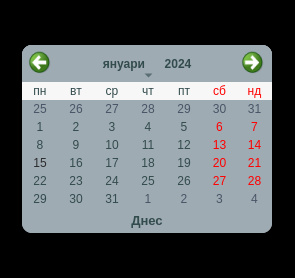
First picture: the form in app/ui/widgets/customCalendarDialog.ui, repository DevilPhp/WorkSalary.v01, before the edit.
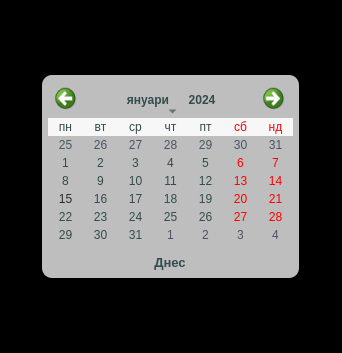
Second picture: the form after the edit. Icons and pictures are not drawn.

Patch:
```diff
--- a/app/ui/widgets/customCalendarDialog.ui
+++ b/app/ui/widgets/customCalendarDialog.ui
@@ -6,8 +6,8 @@
    <rect>
     <x>0</x>
     <y>0</y>
-    <width>295</width>
-    <height>278</height>
+    <width>342</width>
+    <height>353</height>
    </rect>
   </property>
   <property name="sizePolicy">
@@ -32,7 +32,7 @@
    <string notr="true">*{
 	font-family: &quot;Segoe UI&quot;;
 	border-radius: 10px;
-	background-color: #9fabb3;
+	background-color: #bebebe;
 	padding: 0;
 	margin: 0;
 	color: #324b4c;
@@ -45,7 +45,7 @@
 
 }
 #mainWidget{
-	background-color: #9fabb3;
+	background-color: #bebebe;
 }</string>
   </property>
   <layout class="QVBoxLayout" name="verticalLayout_2">
@@ -80,25 +80,25 @@
      </property>
      <property name="maximumSize">
       <size>
-       <width>250</width>
-       <height>235</height>
+       <width>260</width>
+       <height>245</height>
       </size>
      </property>
      <layout class="QVBoxLayout" name="verticalLayout">
       <property name="spacing">
-       <number>0</number>
+       <number>3</number>
       </property>
       <property name="leftMargin">
-       <number>0</number>
+       <number>3</number>
       </property>
       <property name="topMargin">
-       <number>0</number>
+       <number>3</number>
       </property>
       <property name="rightMargin">
-       <number>0</number>
+       <number>3</number>
       </property>
       <property name="bottomMargin">
-       <number>0</number>
+       <number>3</number>
       </property>
       <item>
        <widget class="QFrame" name="calFrame">
@@ -119,16 +119,16 @@
           <number>0</number>
          </property>
          <property name="leftMargin">
-          <number>0</number>
+          <number>3</number>
          </property>
          <property name="topMargin">
-          <number>0</number>
+          <number>3</number>
          </property>
          <property name="rightMargin">
-          <number>0</number>
+          <number>3</number>
          </property>
          <property name="bottomMargin">
-          <number>0</number>
+          <number>3</number>
          </property>
          <item>
           <widget class="QCalendarWidget" name="calendarCustomWidget">
@@ -143,13 +143,13 @@
            </property>
            <property name="minimumSize">
             <size>
-             <width>250</width>
+             <width>245</width>
              <height>0</height>
             </size>
            </property>
            <property name="maximumSize">
             <size>
-             <width>250</width>
+             <width>245</width>
              <height>16777215</height>
             </size>
            </property>
@@ -180,21 +180,21 @@
 padding: 5px;
 }
 QAbstractItemView{
-background-color: #9fabb3;
-selection-background-color: #9fabb3;
+background-color: #bebebe;
+selection-background-color: #bebebe;
 selection-color: #2b2b2c;
 }
 QAbstractItemView:disabled{
-background-color: #9fabb3;
+background-color: #bebebe;
 color: #495466;
 }
 #qt_calendar_prevmonth {
-    background-color: #9fabb3;
+    background-color: #bebebe;
     icon-size: 24px;
     qproperty-icon: url(:/icons/app/assets/icons/Alt-Arrow-Left--Streamline-Solar-Broken.svg);
 }
 #qt_calendar_nextmonth {
-    background-color: #9fabb3;
+    background-color: #bebebe;
     icon-size: 24px;
     qproperty-icon: url(:/icons/app/assets/icons/Alt-Arrow-Right--Streamline-Solar-Broken.svg);
 }
@@ -218,6 +218,7 @@
 QTableView::item:selected{
 border:2.5px solid #324b4c;
 border-radius:11px;
+
 }
 
 
```
Left out of the diff: 3 changed lines with no effect on the pictures.
